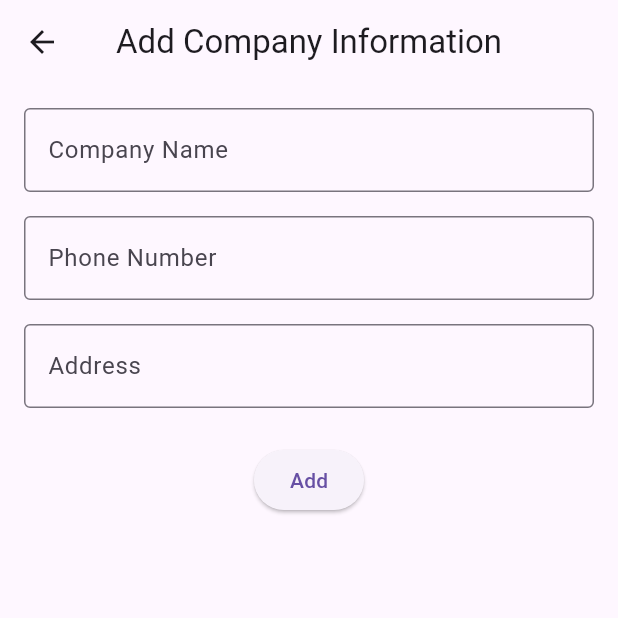
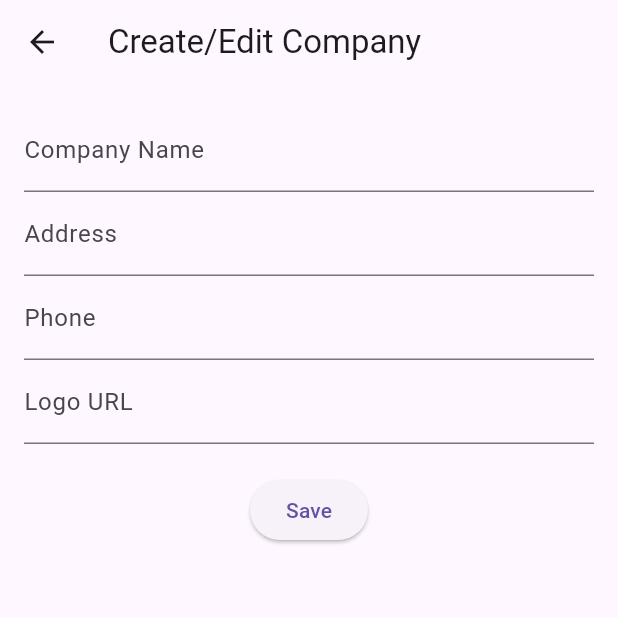
Before and after one commit to anjumArnab/Company-Info, a Flutter app: the CreateInformation screen opened directly, on a phone screen of 412 x 824 dp, the top half of it. Run offline on Flutter 3.47's test engine with Material 3 defaults, Android fonts, the phone set to English and light mode, and no system bars; our stand-ins replace dio; network calls fail.

Commit message:
major UI changes

```diff
--- a/lib/screens/create_information.dart
+++ b/lib/screens/create_information.dart
@@ -1,140 +1,51 @@
 import 'package:flutter/material.dart';
 
-class CreateInformation extends StatefulWidget {
-  final int? id;
+class CreateInformation extends StatelessWidget {
   final String name;
   final String address;
   final String phone;
-  final String logo; // This is a URL for the logo
+  final String logo;
   final bool isEditing;
+
   const CreateInformation({
-    super.key,
-    this.id,
+    Key? key,
     required this.name,
     required this.address,
     required this.phone,
     required this.logo,
-    this.isEditing = false,
-  });
-
-  @override
-  State<CreateInformation> createState() => _CreateInformationState();
-}
-
-class _CreateInformationState extends State<CreateInformation> {
-  final _formKey = GlobalKey<FormState>();
-  /*
-  final TextEditingController _nameController = TextEditingController();
-  final TextEditingController _phoneController = TextEditingController();
-  final TextEditingController _addressController = TextEditingController();
-  */
-  late TextEditingController _nameController = TextEditingController();
-  late TextEditingController _phoneController = TextEditingController();
-  late TextEditingController _addressController = TextEditingController();
-  @override
-  void initState() {
-    super.initState();
-    _nameController = TextEditingController(text: widget.name);
-    _addressController = TextEditingController(text: widget.address);
-    _phoneController = TextEditingController(text: widget.phone);
-  }
+    required this.isEditing,
+  }) : super(key: key);
 
   @override
   Widget build(BuildContext context) {
     return Scaffold(
-      appBar: AppBar(
-        centerTitle: true,
-        title: Text(
-          widget.isEditing
-              ? "Update Company Information"
-              : "Add Company Information",
-        ),
-      ),
+      appBar: AppBar(title: const Text("Create/Edit Company")),
       body: Padding(
         padding: const EdgeInsets.all(16.0),
-        child: Form(
-          key: _formKey,
         child: Column(
-            children: [
-              TextFormField(
-                controller: _nameController,
-                decoration: const InputDecoration(
-                  labelText: 'Company Name',
-                  border: OutlineInputBorder(),
+          children: <Widget>[
+            TextField(
+              decoration: const InputDecoration(labelText: "Company Name"),
             ),
-                validator: (value) {
-                  if (value == null || value.isEmpty) {
-                    return 'Please enter the company name';
-                  }
-                  return null;
-                },
+            TextField(
+              decoration: const InputDecoration(labelText: "Address"),
             ),
-              const SizedBox(height: 16.0),
-              TextFormField(
-                controller: _phoneController,
-                keyboardType: TextInputType.phone,
-                decoration: const InputDecoration(
-                  labelText: 'Phone Number',
-                  border: OutlineInputBorder(),
+            TextField(
+              decoration: const InputDecoration(labelText: "Phone"),
             ),
-                validator: (value) {
-                  if (value == null || value.isEmpty) {
-                    return 'Please enter the phone number';
-                  }
-                  if (!RegExp(r'^[0-9]+$').hasMatch(value)) {
-                    return 'Please enter a valid phone number';
-                  }
-                  return null;
-                },
+            TextField(
+              decoration: const InputDecoration(labelText: "Logo URL"),
             ),
-              const SizedBox(height: 16.0),
-              TextFormField(
-                controller: _addressController,
-                decoration: const InputDecoration(
-                  labelText: 'Address',
-                  border: OutlineInputBorder(),
-                ),
-                validator: (value) {
-                  if (value == null || value.isEmpty) {
-                    return 'Please enter the address';
-                  }
-                  return null;
-                },
-              ),
-              const SizedBox(height: 24.0),
+            const SizedBox(height: 20),
             ElevatedButton(
               onPressed: () {
-                  if (_formKey.currentState!.validate()) {
-                    // Check if the form is being edited or newly created
-                    if (widget.isEditing) {
-                      // Handle form update
-                      ScaffoldMessenger.of(context).showSnackBar(
-                        const SnackBar(content: Text('Information Updated!')),
-                      );
-                    } else {
-                      // Handle new form submission
-                      ScaffoldMessenger.of(context).showSnackBar(
-                        const SnackBar(content: Text('Information Added!')),
-                      );
-                    }
-                  }
+                Navigator.pop(context, true); // Simulating a successful create/edit
               },
-                child: Text(
-                  widget.isEditing ? "Update" : "Add",
-                ),
+              child: const Text("Save"),
             ),
           ],
         ),
       ),
-      ),
     );
   }
-
-  @override
-  void dispose() {
-    _nameController.dispose();
-    _phoneController.dispose();
-    _addressController.dispose();
-    super.dispose();
 }
-}
```
Lines whose indentation alone changed are shown as unchanged.
